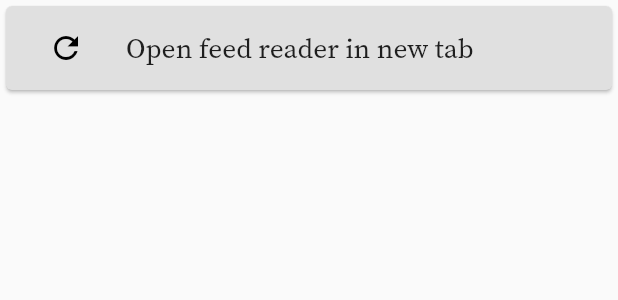
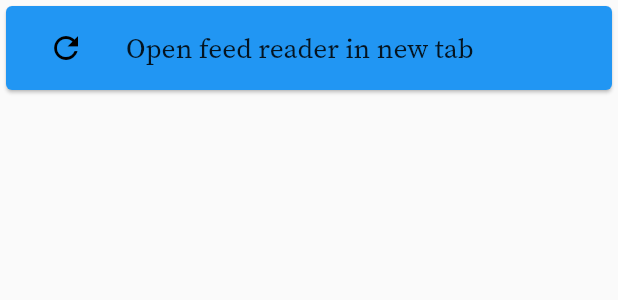
Before and after one commit to snoe/deedum, a Flutter app: the Feeds widget shown alone on an empty page, opened directly with empty values, on a phone screen of 412 x 824 dp. Shown: the top 300 px of the screen. Run offline on Flutter 3.47's test engine with Material 2 defaults, Android fonts, the phone set to English and light mode, and no system bars; our stand-ins replace shared_preferences, sqflite, string_validator, uni_links; missing offline and left inert: asn1lib, extended_text, punycode, qr, x509; accounts and stored records are empty; statements that could not run were skipped; project files that could hold a hidden picture were left out.

```diff
--- a/lib/content.dart
+++ b/lib/content.dart
@@ -1,5 +1,3 @@
-import 'dart:convert';
-import 'dart:developer';
 import 'dart:math' as math;
 
 import 'package:deedum/main.dart';
@@ -281,7 +279,7 @@ void linkLongPressMenu(title, uri, onNewTab, oldContext) =>
                         .then((result) {
                       final snackBar =
                           SnackBar(content: Text('Copied to Clipboard'));
-                      Scaffold.of(oldContext).showSnackBar(snackBar);
+                      ScaffoldMessenger.of(oldContext).showSnackBar(snackBar);
                       Navigator.pop(context);
                     });
                   },
@@ -293,7 +291,7 @@ void linkLongPressMenu(title, uri, onNewTab, oldContext) =>
                         .then((result) {
                       final snackBar =
                           SnackBar(content: Text('Copied to Clipboard'));
-                      Scaffold.of(oldContext).showSnackBar(snackBar);
+                      ScaffoldMessenger.of(oldContext).showSnackBar(snackBar);
                       Navigator.pop(context);
                     });
                   },
--- a/lib/directory/feeds.dart
+++ b/lib/directory/feeds.dart
@@ -1,5 +1,3 @@
-import 'dart:developer';
-
 import 'package:flutter/material.dart';
 
 import 'package:deedum/shared.dart';
@@ -28,9 +26,9 @@ class Feeds extends StatelessWidget {
         child: Column(
             children: <Widget>[
                   Card(
-                    color: Theme.of(context).buttonColor,
-                    child: ListTile(leading:
-                        IconButton(
+                    color: Theme.of(context).buttonTheme.colorScheme.primary,
+                    child: ListTile(
+                        leading: IconButton(
                             icon: Icon(Icons.refresh),
                             color: Colors.black,
                             onPressed: () {
@@ -66,7 +64,10 @@ class Feeds extends StatelessWidget {
                               dense: true,
                               subtitle: Text(toSchemelessString(feed.uri) +
                                   "\nLast Updated: " +
-                                  feed.lastFetchedAt + "\n" + feed.links.length.toString() + " entries"),
+                                  feed.lastFetchedAt +
+                                  "\n" +
+                                  feed.links.length.toString() +
+                                  " entries"),
                               title: Text(feed.title,
                                   style: TextStyle(fontSize: 14)),
                             )),
--- a/lib/directory/settings.dart
+++ b/lib/directory/settings.dart
@@ -1,4 +1,3 @@
-import 'dart:developer';
 import 'package:deedum/shared.dart';
 import 'package:flutter/cupertino.dart';
 import 'package:flutter/material.dart';
--- a/lib/directory/tabs.dart
+++ b/lib/directory/tabs.dart
@@ -37,7 +37,7 @@ class Tabs extends StatelessWidget {
         child: Column(
             children: <Widget>[
                   Card(
-                    color: Theme.of(context).buttonColor,
+                    color: Theme.of(context).buttonTheme.colorScheme.primary,
                     child: ListTile(
                       onTap: () {
                         onNewTab();
--- a/lib/main.dart
+++ b/lib/main.dart
@@ -80,9 +80,9 @@ class AppState extends State<App> with AutomaticKeepAliveClientMixin {
   int tabIndex = 0;
 
   Set<String> bookmarks = Set();
-  List<String> recents = List();
-  List<Feed> feeds = List();
-  List<String> feed = List();
+  List<String> recents = [];
+  List<Feed> feeds = [];
+  List<String> feed = [];
 
   Map settings = {};
   StreamSubscription _sub;
@@ -120,7 +120,7 @@ class AppState extends State<App> with AutomaticKeepAliveClientMixin {
     var redirects = [];
 
     while (contentData == null) {
-      var bytes = List<Uint8List>();
+      var bytes = <Uint8List>[];
       await onURI(uri, (_a, newBytes, _c) {
         bytes.add(newBytes);
       }, (_a, _b, _c, _d) {}, (_a, _b, _c) {}, 1);
--- a/lib/parser.dart
+++ b/lib/parser.dart
@@ -1,5 +1,4 @@
 import 'dart:convert';
-import 'dart:developer';
 import 'dart:math' as math;
 import 'dart:io';
 import 'dart:typed_data';
--- a/lib/shared.dart
+++ b/lib/shared.dart
@@ -1,5 +1,3 @@
-import 'dart:convert';
-import 'dart:developer';
 import 'dart:typed_data';
 
 import 'package:qr/qr.dart';
@@ -50,7 +48,7 @@ String toSchemelessString(Uri uri) {
       uriString = uri.toString();
     }
   }
-  uriString =  Uri.decodeFull(uriString);
+  uriString = Uri.decodeFull(uriString);
   return uriString;
 }
 
```
Also changed, not shown: lib/address_bar.dart (+5 -7 lines), lib/browser_tab.dart (+6 -6 lines), lib/browser_tab/menu.dart (+8 -1 lines), lib/net.dart (+4 -5 lines), pubspec.lock, 1 other file.
